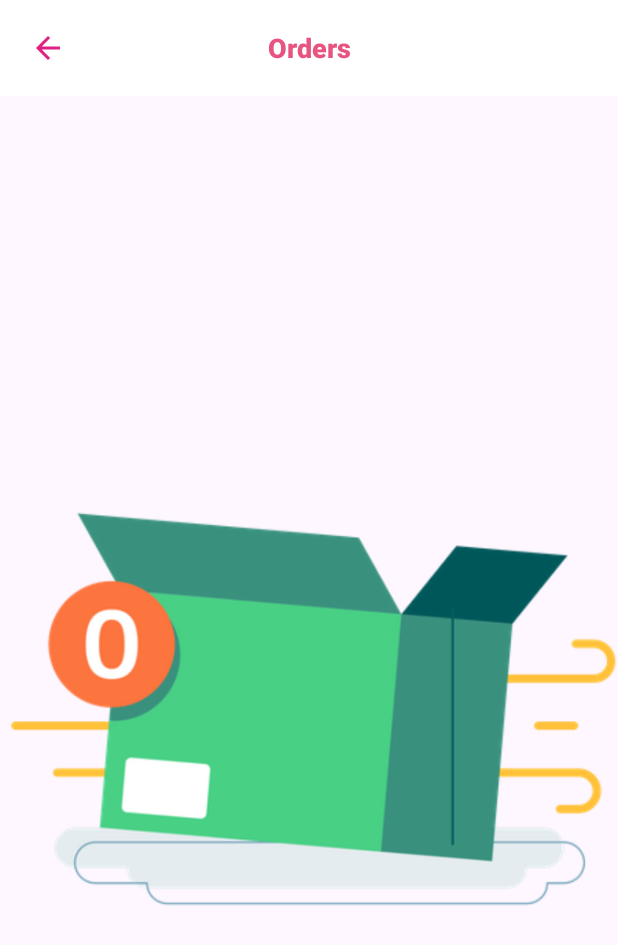
After one commit to Abrahamiaan/MarketPlace, an Android app: the OrdersActivity screen opened directly, with no data from a screen before it, on a phone screen of 412 x 824 dp. The commit adds this screen. Shown: the top 945 px of the screen. Run offline under Robolectric (Android 15) with nearby library versions, the light colour scheme and no system bars; our stand-ins replace Firebase (no records; nobody signed in at launch, a user with empty details on screens opened directly), sdp/ssp sizes.

Commit message:
Implemented admin order tracking functionality

```diff
--- a/app/src/main/AndroidManifest.xml
+++ b/app/src/main/AndroidManifest.xml
@@ -21,6 +21,9 @@
         android:supportsRtl="true"
         android:theme="@style/Theme.MarketPlace"
         tools:targetApi="31">
+        <activity
+            android:name=".Admin.OrdersActivity"
+            android:exported="false" />
         <activity
             android:name=".Activity.CongratulationsActivity"
             android:exported="false" />
@@ -76,6 +79,7 @@
         <meta-data
             android:name="com.google.android.geo.API_KEY"
             android:value="@string/API_KEY" />
+
         <service
             android:name=".Utils.MyFirebaseMessagingService"
             android:exported="false">
--- /dev/null
+++ b/app/src/main/java/com/example/marketplace/Admin/OrdersActivity.java
@@ -0,0 +1,92 @@
+package com.example.marketplace.Admin;
+
+import androidx.appcompat.app.AppCompatActivity;
+import androidx.recyclerview.widget.LinearLayoutManager;
+import androidx.recyclerview.widget.RecyclerView;
+
+import android.os.Bundle;
+import android.util.Log;
+import android.view.View;
+
+import com.example.marketplace.Adapter.OrderAdapter;
+import com.example.marketplace.Model.OrderModel;
+import com.example.marketplace.databinding.ActivityOrdersBinding;
+import com.google.firebase.firestore.FirebaseFirestore;
+import com.google.firebase.firestore.QueryDocumentSnapshot;
+
+import java.util.ArrayList;
+import java.util.List;
+
+public class OrdersActivity extends AppCompatActivity {
+    ActivityOrdersBinding binding;
+    FirebaseFirestore db;
+    List<OrderModel> orders;
+    OrderAdapter orderAdapter;
+
+    @Override
+    protected void onCreate(Bundle savedInstanceState) {
+        super.onCreate(savedInstanceState);
+        binding = ActivityOrdersBinding.inflate(getLayoutInflater());
+        setContentView(binding.getRoot());
+
+        initGlobalFields();
+    }
+
+    private void initGlobalFields() {
+        db = FirebaseFirestore.getInstance();
+        orders = new ArrayList<>();
+        setupRecycler();
+        fetchDataFromFirestore();
+        initListeners();
+    }
+
+    private void initListeners() {
+        binding.toBack.setOnClickListener(v -> onBackPressed());
+    }
+
+    private void setupRecycler() {
+        RecyclerView.LayoutManager layoutManager = new LinearLayoutManager(this, LinearLayoutManager.VERTICAL, false);
+        binding.orderRecycler.setLayoutManager(layoutManager);
+        orderAdapter = new OrderAdapter(this, orders, OrdersActivity.this);
+        binding.orderRecycler.setAdapter(orderAdapter);
+    }
+
+
+    private void fetchDataFromFirestore() {
+        db.collection("Orders")
+                .addSnapshotListener((value, error) -> {
+                    if (error != null) {
+                        Log.e("Firestore", "Listen failed.", error);
+                        return;
+                    }
+
+                    orders.clear();
+                    for (QueryDocumentSnapshot document : value) {
+                        OrderModel orderModel = document.toObject(OrderModel.class);
+                        orders.add(orderModel);
+                    }
+
+                    orderAdapter.notifyItemRangeChanged(0, orders.size());
+                    binding.progressBar.setVisibility(View.GONE);
+
+                    if (orders.size() == 0) {
+                        binding.notOrders.setVisibility(View.VISIBLE);
+                    } else {
+                        binding.notOrders.setVisibility(View.GONE);
+                    }
+                });
+    }
+    public void updateOrder(OrderModel orderModel, String driverId) {
+        orderModel.setAssignedDriverId(driverId);
+        db.collection("Orders").document(orderModel.getOrderId())
+                .set(orderModel)
+                .addOnCompleteListener(task -> {
+                    if (task.isSuccessful()) {
+                        Log.d("OrderUpdate", "Order update successful: " + orderModel.getOrderId());
+                    } else {
+                        Log.e("OrderUpdate", "Order update failed: " + orderModel.getOrderId(), task.getException());
+                    }
+                })
+                .addOnFailureListener(e -> Log.e("OrderUpdate", "Error updating order: " + orderModel.getOrderId(), e));
+    }
+}
--- a/app/src/main/java/com/example/marketplace/Fragment/ConfirmOrderFragment.java
+++ b/app/src/main/java/com/example/marketplace/Fragment/ConfirmOrderFragment.java
@@ -161,7 +161,7 @@ public class ConfirmOrderFragment extends Fragment {
 
     private void createOrders() {
         OrderModel order = new OrderModel();
-        order.setUserId(currentUser.getUid());
+        order.setOwnerId(currentUser.getUid());
         order.setLatitude(latitude);
         order.setLongitude(longitude);
 
--- /dev/null
+++ b/app/src/main/res/drawable/vector_clock.xml
@@ -0,0 +1,5 @@
+<vector android:height="24dp" android:tint="#000000"
+    android:viewportHeight="24" android:viewportWidth="24"
+    android:width="24dp" xmlns:android="http://schemas.android.com/apk/res/android">
+    <path android:fillColor="@android:color/white" android:pathData="M12,2C6.5,2 2,6.5 2,12s4.5,10 10,10s10,-4.5 10,-10S17.5,2 12,2zM16.2,16.2L11,13V7h1.5v5.2l4.5,2.7L16.2,16.2z"/>
+</vector>
--- /dev/null
+++ b/app/src/main/res/layout/activity_orders.xml
@@ -0,0 +1,91 @@
+<?xml version="1.0" encoding="utf-8"?>
+<androidx.constraintlayout.widget.ConstraintLayout xmlns:android="http://schemas.android.com/apk/res/android"
+    xmlns:app="http://schemas.android.com/apk/res-auto"
+    xmlns:tools="http://schemas.android.com/tools"
+    android:layout_width="match_parent"
+    android:layout_height="match_parent"
+    tools:context=".Admin.OrdersActivity">
+
+    <LinearLayout
+        android:id="@+id/linearLayoutParent"
+        android:layout_width="match_parent"
+        android:layout_height="?actionBarSize"
+        android:background="@color/white"
+        android:orientation="horizontal"
+        app:layout_constraintEnd_toEndOf="parent"
+        app:layout_constraintStart_toStartOf="parent"
+        app:layout_constraintTop_toTopOf="parent">
+
+        <ImageButton
+            android:id="@+id/toBack"
+            android:layout_width="?attr/actionBarSize"
+            android:layout_height="?attr/actionBarSize"
+            android:background="?attr/selectableItemBackgroundBorderless"
+            android:clickable="true"
+            app:srcCompat="@drawable/vector_back"
+            tools:ignore="ContentDescription,SpeakableTextPresentCheck" />
+
+        <TextView
+            android:layout_width="0dp"
+            android:layout_height="match_parent"
+            android:layout_weight="1"
+            android:gravity="center"
+            android:text="Orders"
+            android:textAppearance="@style/TextAppearance.AppCompat.Subhead"
+            android:layout_marginEnd="?attr/actionBarSize"
+            android:textColor="@color/pink"
+            android:textSize="18sp"
+            android:textStyle="bold"
+            app:fontFamily="sans-serif-medium" />
+    </LinearLayout>
+
+    <ScrollView
+        android:id="@+id/scrollview"
+        android:layout_width="match_parent"
+        android:layout_height="match_parent"
+        android:layout_marginTop="?actionBarSize"
+        app:layout_constraintEnd_toEndOf="parent"
+        app:layout_constraintStart_toStartOf="parent"
+        app:layout_constraintTop_toBottomOf="@+id/linearLayoutParent">
+
+        <LinearLayout
+            android:layout_width="match_parent"
+            android:layout_height="wrap_content"
+            android:orientation="vertical"
+            android:layout_marginHorizontal="@dimen/_10sdp"
+            android:paddingBottom="@dimen/_10sdp">
+
+            <androidx.recyclerview.widget.RecyclerView
+                android:id="@+id/orderRecycler"
+                android:layout_width="match_parent"
+                android:layout_height="match_parent"
+                app:layout_constraintEnd_toEndOf="parent"
+                app:stackFromEnd="false"
+                app:layout_constraintStart_toStartOf="parent"/>
+        </LinearLayout>
+    </ScrollView>
+
+    <ImageView
+        android:id="@+id/notOrders"
+        android:layout_width="wrap_content"
+        android:visibility="gone"
+        android:layout_height="wrap_content"
+        android:src="@drawable/not_prd_found"
+        app:layout_constraintBottom_toBottomOf="@+id/scrollview"
+        app:layout_constraintEnd_toEndOf="parent"
+        app:layout_constraintStart_toStartOf="parent"
+        app:layout_constraintTop_toTopOf="parent"
+        android:importantForAccessibility="no" />
+
+    <ProgressBar
+        android:id="@+id/progressBar"
+        style="?android:attr/progressBarStyle"
+        android:visibility="gone"
+        android:layout_width="wrap_content"
+        android:layout_height="wrap_content"
+        app:layout_constraintBottom_toBottomOf="parent"
+        app:layout_constraintEnd_toEndOf="parent"
+        app:layout_constraintStart_toStartOf="parent"
+        app:layout_constraintTop_toTopOf="parent" />
+
+</androidx.constraintlayout.widget.ConstraintLayout>
--- a/app/src/main/res/layout/activity_review.xml
+++ b/app/src/main/res/layout/activity_review.xml
@@ -414,6 +414,7 @@
 
     <com.tuann.floatingactionbuttonexpandable.FloatingActionButtonExpandable
         android:id="@+id/addReview"
+        android:visibility="gone"
         android:layout_width="wrap_content"
         android:layout_height="wrap_content"
         android:layout_alignParentEnd="true"
```
Also changed, not shown: app/src/main/java/com/example/marketplace/Adapter/OrderAdapter.java (added, +130 -0 lines), app/src/main/java/com/example/marketplace/Fragment/ProfileFragment.java (+9 -2 lines), app/src/main/java/com/example/marketplace/Model/OrderModel.java (+33 -5 lines), app/src/main/res/drawable/vector_order_status.xml (added, +12 -0 lines), app/src/main/res/layout/fragment_profile.xml (+36 -0 lines), app/src/main/res/layout/order_item.xml (added, +103 -0 lines), app/src/main/res/layout/select_driver_dialog.xml (added, +33 -0 lines).
